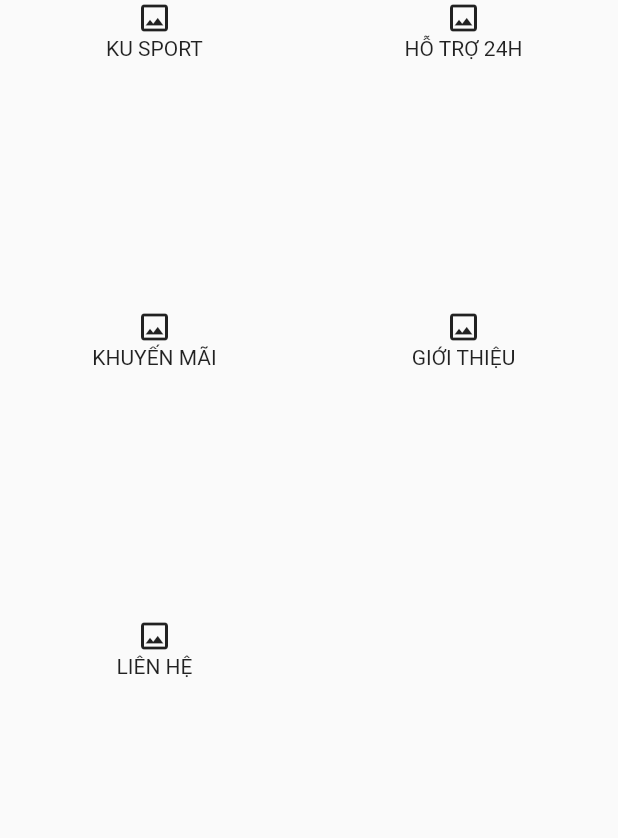
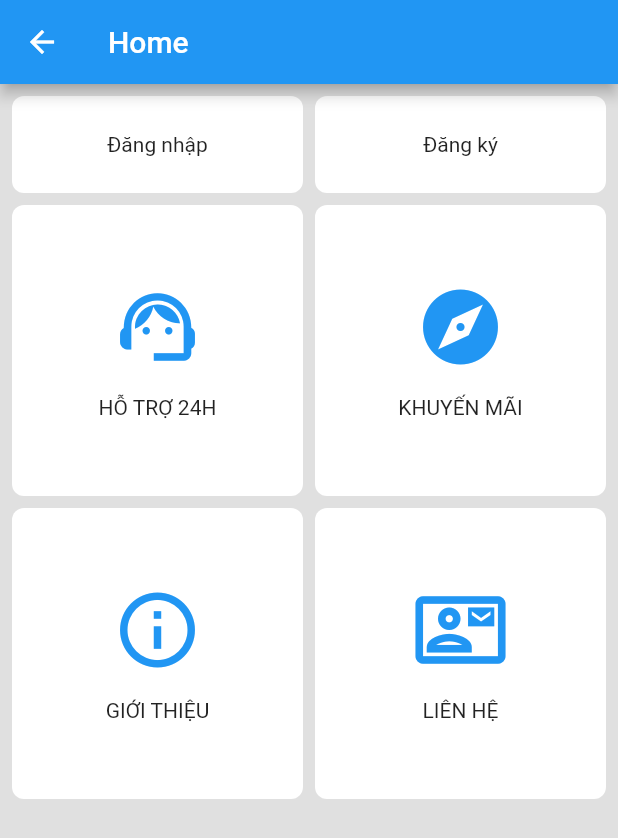
Before and after one commit to dvphuit/p002, a Flutter app: the HomePage screen opened by its route, on a phone screen of 412 x 824 dp. Shown: the top 838 px of the screen. Run offline on Flutter 3.47's test engine with Material 2 defaults, Android fonts, the phone set to English and light mode, and no system bars; our stand-ins replace get, get_storage; accounts and stored records are empty.

```diff
--- a/lib/config/consts.dart
+++ b/lib/config/consts.dart
@@ -0,0 +1,10 @@
+class AppText {
+  static const String Term_of_use = "Điều khoản sử dụng";
+  static const String Home = "Home";
+  static const String Register = "Đăng ký";
+  static const String Login = "Đăng nhập";
+  static const String Support = "HỖ TRỢ 24H";
+  static const String Promo = "KHUYẾN MÃI";
+  static const String About = "GIỚI THIỆU";
+  static const String Contact = "LIÊN HỆ";
+}
--- a/lib/core/theme/theme.dart
+++ b/lib/core/theme/theme.dart
@@ -2,7 +2,8 @@ import 'package:flutter/material.dart';
 
 class Themes {
   static final light = ThemeData.light().copyWith(
-    backgroundColor: Colors.white,
+    backgroundColor: Colors.grey.shade50,
+    scaffoldBackgroundColor: Colors.grey.shade300,
     buttonColor: Colors.blue,
   );
   static final dark = ThemeData.dark().copyWith(
--- a/lib/routes/app_pages.dart
+++ b/lib/routes/app_pages.dart
@@ -1,8 +1,13 @@
 import 'package:get/get.dart';
+import 'package:ku_app/ui/home/about/about_page.dart';
+import 'package:ku_app/ui/home/contact/contact_page.dart';
 import 'package:ku_app/ui/home/home_binding.dart';
 import 'package:ku_app/ui/home/home_page.dart';
+import 'package:ku_app/ui/home/promo/promo_page.dart';
+import 'package:ku_app/ui/home/support/support_page.dart';
 import 'package:ku_app/ui/splash/splash_page.dart';
 import 'package:ku_app/ui/term_of_use/term_of_use_page.dart';
+import 'package:ku_app/ui/webview/web_view_page.dart';
 
 import 'app_routes.dart';
 
@@ -17,11 +22,50 @@ class AppPages {
     GetPage(
       name: Routes.TERM_OF_USE,
       page: () => TermOfUsePage(),
+      transition: Transition.cupertino,
     ),
     GetPage(
       name: Routes.HOME,
       binding: HomeBinding(),
       page: () => HomePage(),
+      transition: Transition.cupertino,
+      children: [
+        GetPage(
+          name: Routes.SUPPORT,
+          page: () => SupportPage(),
+          transition: Transition.cupertino,
+        ),
+        GetPage(
+          name: Routes.PROMO,
+          page: () => PromoPage(),
+          transition: Transition.cupertino,
+        ),
+        GetPage(
+          name: Routes.ABOUT,
+          page: () => AboutPage(),
+          transition: Transition.cupertino,
+        ),
+        GetPage(
+          name: Routes.CONTACT,
+          page: () => ContactPage(),
+          transition: Transition.cupertino,
+        ),
+      ],
+    ),
+    GetPage(
+      name: Routes.LOGIN,
+      page: () => SupportPage(),
+      transition: Transition.cupertino,
+    ),
+    GetPage(
+      name: Routes.REGISTER,
+      page: () => SupportPage(),
+      transition: Transition.cupertino,
+    ),
+    GetPage(
+      name: Routes.WEB,
+      page: () => WebViewPage(),
+      transition: Transition.cupertino,
     ),
   ];
 }
--- a/lib/routes/app_routes.dart
+++ b/lib/routes/app_routes.dart
@@ -1,5 +1,13 @@
 abstract class Routes {
   static const SPLASH = '/splash';
   static const TERM_OF_USE = '/term_of_use';
+
   static const HOME = '/home';
+  static const LOGIN = '/login';
+  static const REGISTER = '/register';
+  static const SUPPORT = '/support';
+  static const PROMO = '/promo';
+  static const ABOUT = '/about';
+  static const CONTACT = '/contact';
+  static const WEB = '/web';
 }
--- a/lib/ui/home/home_page.dart
+++ b/lib/ui/home/home_page.dart
@@ -1,30 +1,86 @@
 import 'package:flutter/material.dart';
 import 'package:get/get.dart';
+import 'package:ku_app/config/consts.dart';
 
 import 'home_controller.dart';
 
 class HomePage extends GetView<HomeController> {
+  final spacing = 8.0;
+
   @override
   Widget build(BuildContext context) {
-    return Scaffold(
-      body: GridView(
-        gridDelegate: SliverGridDelegateWithFixedCrossAxisCount(crossAxisCount: 2),
-        children: _list,
+    return SafeArea(
+      child: Scaffold(
+        appBar: AppBar(
+          title: const Text(AppText.Home),
+        ),
+        body: CustomScrollView(
+          slivers: <Widget>[
+            headers,
+            SliverPadding(
+              padding: const EdgeInsets.only(top: 8),
+            ),
+            mainMenus,
+          ],
+        ).paddingSymmetric(horizontal: spacing, vertical: 8),
       ),
     );
   }
 
-  List<Widget> get _list => [
-        _item("KU SPORT", "1"),
-        _item("HỖ TRỢ 24H", "2"),
-        _item("KHUYẾN MÃI", "3"),
-        _item("GIỚI THIỆU", "4"),
-        _item("LIÊN HỆ", "5"),
-      ];
+  Widget get headers => SliverGrid(
+        gridDelegate: SliverGridDelegateWithFixedCrossAxisCount(
+            crossAxisCount: 2,
+            childAspectRatio: 3,
+            mainAxisSpacing: spacing,
+            crossAxisSpacing: spacing),
+        delegate: SliverChildBuilderDelegate(
+          (context, index) {
+            return _item(controller.headers[index]);
+          },
+          childCount: controller.headers.length,
+        ),
+      );
 
-  Widget _item(String title, String action) => Container(
-        child: Column(
-          children: [Icon(Icons.insert_photo_outlined), Text(title)],
+  Widget get mainMenus => SliverGrid(
+        gridDelegate: SliverGridDelegateWithFixedCrossAxisCount(
+          crossAxisCount: 2,
+          childAspectRatio: 1.0,
+          mainAxisSpacing: spacing,
+          crossAxisSpacing: spacing,
+        ),
+        delegate: SliverChildBuilderDelegate(
+          (context, index) => _item(controller.mainMenus[index]),
+          childCount: controller.mainMenus.length,
+        ),
+      );
+
+  Widget _item(Menu menu) => Material(
+        color: Colors.transparent,
+        child: Ink(
+          decoration: BoxDecoration(
+            borderRadius: BorderRadius.all(Radius.circular(8)),
+            color: Colors.white,
+          ),
+          child: InkWell(
+            splashColor: Colors.blue,
+            onTap: () => controller.takeAction(menu.route),
+            child: Wrap(
+              direction: Axis.vertical,
+              crossAxisAlignment: WrapCrossAlignment.center,
+              alignment: WrapAlignment.center,
+              runAlignment: WrapAlignment.center,
+              spacing: 16,
+              children: [
+                if (menu.icon != null)
+                  Icon(
+                    menu.icon,
+                    size: 60,
+                    color: Colors.blue,
+                  ),
+                Text(menu.title),
+              ],
+            ),
+          ),
         ),
       );
 }
--- a/lib/ui/term_of_use/term_of_use_page.dart
+++ b/lib/ui/term_of_use/term_of_use_page.dart
@@ -1,11 +1,15 @@
 import 'package:flutter/material.dart';
 import 'package:get/get.dart';
+import 'package:ku_app/config/consts.dart';
 import 'package:ku_app/routes/app_routes.dart';
 
 class TermOfUsePage extends StatelessWidget {
   @override
   Widget build(BuildContext context) {
     return Scaffold(
+      appBar: AppBar(
+        title: Text(AppText.Term_of_use),
+      ),
       body: Center(
         child: Column(
           mainAxisSize: MainAxisSize.min,
```
Also changed, not shown: lib/ui/home/about/about_page.dart (+9 -2 lines), lib/ui/home/home_controller.dart (+108 -1 lines), lib/ui/home/promo/promo_page.dart (+9 -2 lines), lib/ui/home/support/support_page.dart (+9 -2 lines), lib/ui/login/login_page.dart (added, +17 -0 lines), lib/ui/register/register_page.dart (added, +17 -0 lines), lib/ui/webview/web_view_page.dart (added, +19 -0 lines).
